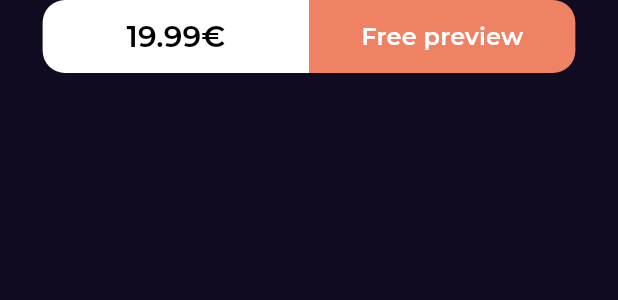
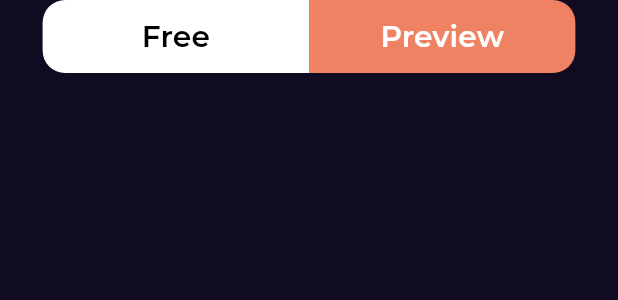
Before and after one commit to ibrahimagdy/clean_book, a Flutter app: the BooksActionButton widget shown alone on an empty page, opened directly, on a phone screen of 412 x 824 dp. Shown: the top 300 px of the screen. Run offline on Flutter 3.47's test engine with Material 3 defaults, Android fonts, the phone set to English and light mode, and no system bars; our stand-ins replace flutter_screenutil, go_router, google_fonts; network calls fail.

Commit message:
launch project with UI

```diff
--- a/lib/core/widgets/custom_button.dart
+++ b/lib/core/widgets/custom_button.dart
@@ -8,7 +8,6 @@ class CustomButton extends StatelessWidget {
   final BorderRadius borderRadius;
   final String text;
   final Color textColor;
-  final double? fontSize;
 
   const CustomButton({
     super.key,
@@ -16,7 +15,6 @@ class CustomButton extends StatelessWidget {
     required this.borderRadius,
     required this.text,
     required this.textColor,
-    this.fontSize,
   });
 
   @override
@@ -35,7 +33,6 @@ class CustomButton extends StatelessWidget {
           text,
           style: TextStyles.font18SemiBold.copyWith(
             color: textColor,
-            fontSize: fontSize,
           ),
         ),
       ),
--- a/lib/features/home/presentation/views/home_view.dart
+++ b/lib/features/home/presentation/views/home_view.dart
@@ -1,5 +1,5 @@
 import 'package:bookly_app/core/utils/styles.dart';
-import 'package:bookly_app/features/home/presentation/views/widgets/best_seller_book_list_view.dart';
+import 'package:bookly_app/features/home/presentation/views/widgets/newest_books_list_view.dart';
 import 'package:bookly_app/features/home/presentation/views/widgets/custom_app_bar.dart';
 import 'package:bookly_app/features/home/presentation/views/widgets/featured_books_list_view.dart';
 import 'package:flutter/material.dart';
@@ -26,14 +26,14 @@ class HomeView extends StatelessWidget {
                     const FeaturedBookListView(),
                     SizedBox(height: 49.h),
                     Text(
-                      'Best Seller',
+                      'Newest Books',
                       style: TextStyles.font18SemiBold,
                     ),
                     SizedBox(height: 8.h),
                   ],
                 ),
               ),
-              const NewestBookListView(),
+              const NewestBooksListView(),
             ],
           ),
         ),
--- a/lib/features/home/presentation/views/widgets/books_action_button.dart
+++ b/lib/features/home/presentation/views/widgets/books_action_button.dart
@@ -14,7 +14,7 @@ class BooksActionButton extends StatelessWidget {
           Expanded(
             child: CustomButton(
               backgroundColor: Colors.white,
-              text: '19.99€',
+              text: 'Free',
               textColor: Colors.black,
               borderRadius: BorderRadius.only(
                 topLeft: Radius.circular(15),
@@ -25,8 +25,7 @@ class BooksActionButton extends StatelessWidget {
           Expanded(
             child: CustomButton(
               backgroundColor: Color(0xFFEF8262),
-              text: 'Free preview',
-              fontSize: 16,
+              text: 'Preview',
               textColor: Colors.white,
               borderRadius: BorderRadius.only(
                 topRight: Radius.circular(15),
--- a/lib/features/home/presentation/views/widgets/newest_book_item.dart
+++ b/lib/features/home/presentation/views/widgets/newest_book_item.dart
@@ -48,10 +48,10 @@ class NewestBookItem extends StatelessWidget {
                 Row(
                   children: [
                     Text(
-                      '19.99 €',
+                      'Free',
                       style: TextStyles.font20Bold,
                     ),
-                    SizedBox(width: 36.w),
+                    SizedBox(width: 50.w),
                     const BookRating(),
                   ],
                 ),
--- a/lib/features/home/presentation/views/widgets/best_seller_book_list_view.dart
+++ b/lib/features/home/presentation/views/widgets/newest_books_list_view.dart
@@ -2,8 +2,8 @@ import 'package:bookly_app/features/home/presentation/views/widgets/newest_book_
 import 'package:flutter/material.dart';
 import 'package:flutter_screenutil/flutter_screenutil.dart';
 
-class NewestBookListView extends StatelessWidget {
-  const NewestBookListView({super.key});
+class NewestBooksListView extends StatelessWidget {
+  const NewestBooksListView({super.key});
 
   @override
   Widget build(BuildContext context) {
```
